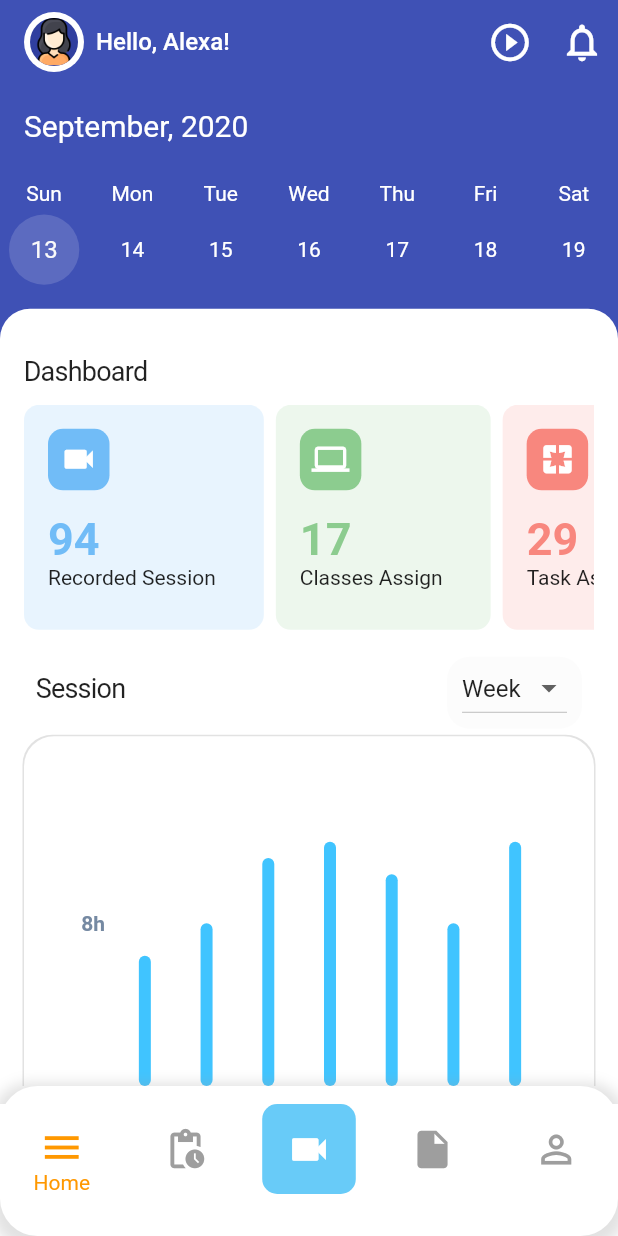
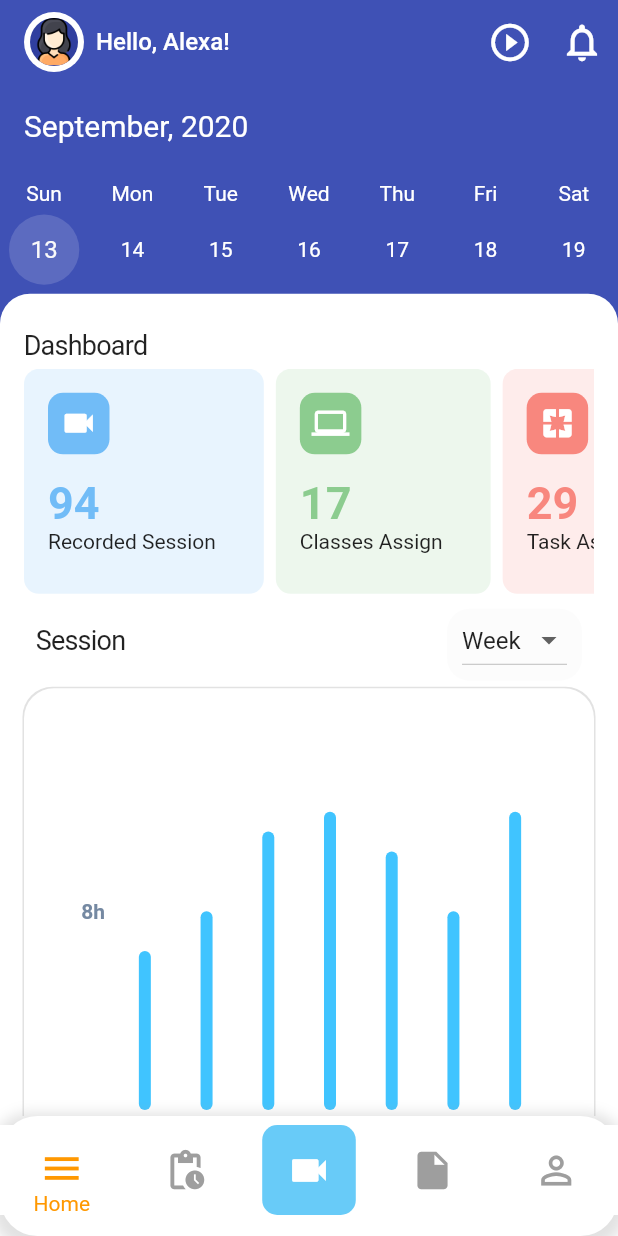
Before and after one commit to Mr-Bhardwa7/flutter_test_screen, a Flutter app: the screen it shows after launch, on a phone screen of 412 x 824 dp. Run offline on Flutter 3.47's test engine with Material 2 defaults, Android fonts, the phone set to English and light mode, and no system bars; drawn by our look-alikes of fl_chart, table_calendar.

Commit message:
Screenshot added and readme file update.

```diff
--- a/lib/main.dart
+++ b/lib/main.dart
@@ -14,7 +14,7 @@ class MyApp extends StatelessWidget {
   Widget build(BuildContext context) {
     return MaterialApp(
       debugShowCheckedModeBanner: false,
-      title: 'Flutter Demo',
+      title: 'Dashboard',
       theme: ThemeData(
         primarySwatch: Colors.indigo,
         visualDensity: VisualDensity.adaptivePlatformDensity,
@@ -95,7 +95,7 @@ class _DashboardState extends State<Dashboard> with TickerProviderStateMixin {
             TopRow(month: _focusMonth),
             SizedBox(height: 10.0),
             _buildTableCalendar(),
-            SizedBox(height: 10.0),
+            // SizedBox(height: 10.0),
             Expanded(
               child: Container(
                 padding: EdgeInsets.zero,
@@ -113,7 +113,7 @@ class _DashboardState extends State<Dashboard> with TickerProviderStateMixin {
                     mainAxisAlignment: MainAxisAlignment.start,
                     children: [
                       SizedBox(
-                        height: 15.0,
+                        height: 8.0,
                       ),
                       Container(
                         alignment: Alignment.centerLeft,
@@ -123,7 +123,7 @@ class _DashboardState extends State<Dashboard> with TickerProviderStateMixin {
                         ),
                       ),
                       SizedBox(
-                        height: 12.0,
+                        height: 5.0,
                       ),
                       Container(
                         height: 150,
@@ -138,7 +138,7 @@ class _DashboardState extends State<Dashboard> with TickerProviderStateMixin {
                             })),
                       ),
                       SizedBox(
-                        height: 15.0,
+                        height: 7.0,
                       ),
                       Container(
                         padding: EdgeInsets.only(left: 8.0, right: 8.0),
@@ -187,7 +187,7 @@ class _DashboardState extends State<Dashboard> with TickerProviderStateMixin {
                       Expanded(
                         child: Container(
                           padding: EdgeInsets.only(
-                              left: 32.0, right: 32.0, top: 16.0),
+                              left: 32.0, right: 32.0, top: 16.0, bottom: 4.0),
                           margin: EdgeInsets.only(top: 8.0),
                           decoration: BoxDecoration(
                               color: Colors.white,
@@ -318,10 +318,10 @@ class _DashboardState extends State<Dashboard> with TickerProviderStateMixin {
         ),
       ),
       bottomNavigationBar: Container(
-        height: 100,
+        height: 80,
         color: Colors.white,
         child: Container(
-          height: 100,
+          height: 70,
           decoration: BoxDecoration(
               color: Colors.white,
               borderRadius: BorderRadius.all(Radius.circular(25.0)),
@@ -375,7 +375,7 @@ class _DashboardState extends State<Dashboard> with TickerProviderStateMixin {
   Widget buildNavBarItem(
       BuildContext context, IconData icon, int index, bool isCenter) {
     return Container(
-      padding: EdgeInsets.only(bottom: 16.0),
+      padding: EdgeInsets.only(bottom: 8.0),
       child: GestureDetector(
         child: Container(
             padding: EdgeInsets.only(right: 10.0, left: 10.0),
```
Also changed, not shown: 4 other files.
